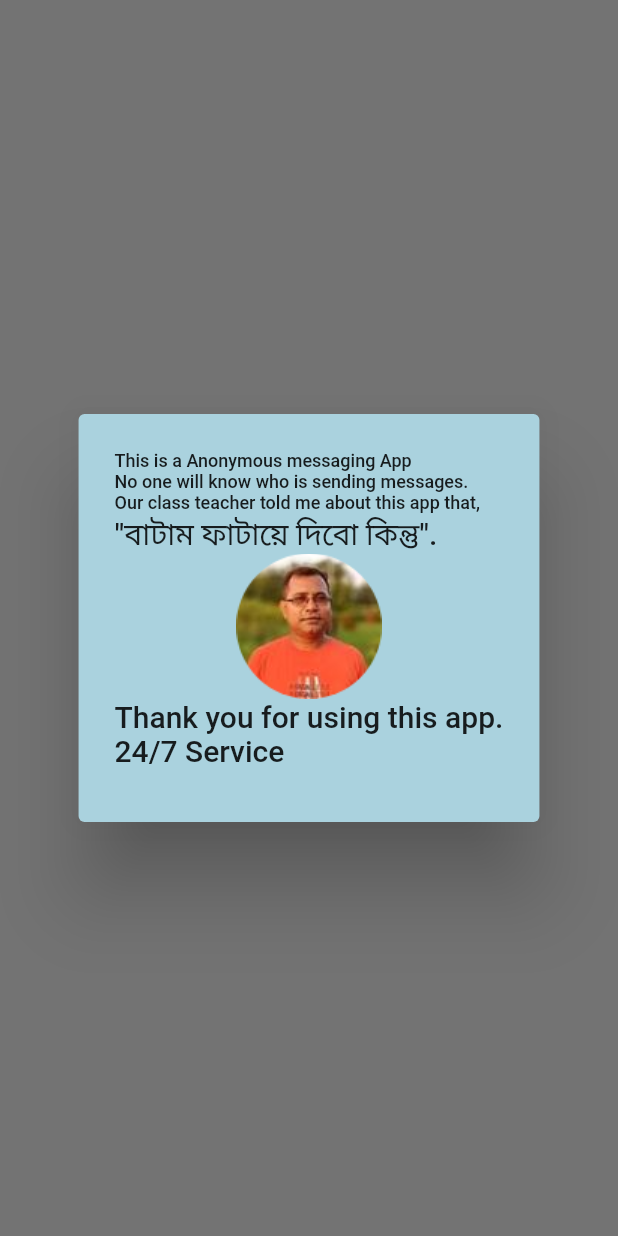
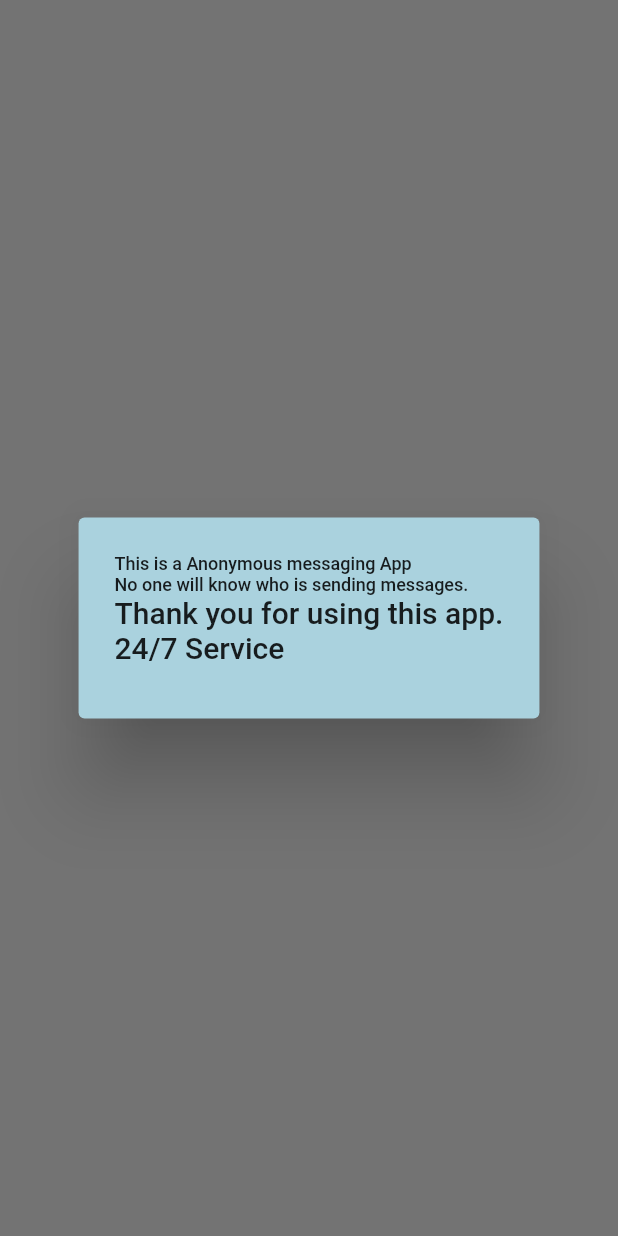
Before and after one commit to Monzim/BCPSC-Science-E-Chating-App, a Flutter app: what showaDialog() shows on an empty page, opened directly, on a phone screen of 412 x 824 dp. Run offline on Flutter 3.47's test engine with Material 2 defaults, Android fonts, the phone set to English and light mode, and no system bars; our stand-ins replace cloud_firestore, firebase_core, hexcolor; accounts and stored records are empty.

Commit message:
full Message not showing (length) isue solve

```diff
--- a/lib/chatWithMe.dart
+++ b/lib/chatWithMe.dart
@@ -33,22 +33,6 @@ showaDialog(context) {
               Text('No one will know who is sending messages.',
                   style: TextStyle(fontSize: 12))
             ]),
-            Row(
-              children: [
-                Text('Our class teacher told me about this app that, ',
-                    style: TextStyle(fontSize: 12)),
-              ],
-            ),
-            Row(children: [
-              Text('"বাটাম ফাটায়ে দিবো কিন্তু".'),
-            ]),
-            Column(
-              children: [
-                Image.asset(
-                  'assets/images/ci.png',
-                ),
-              ],
-            ),
             Row(children: [Text('Thank you for using this app.')]),
             Row(
               children: [Text('24/7 Service')],
```
Also changed, not shown: lib/main.dart (+8 -1 lines).
